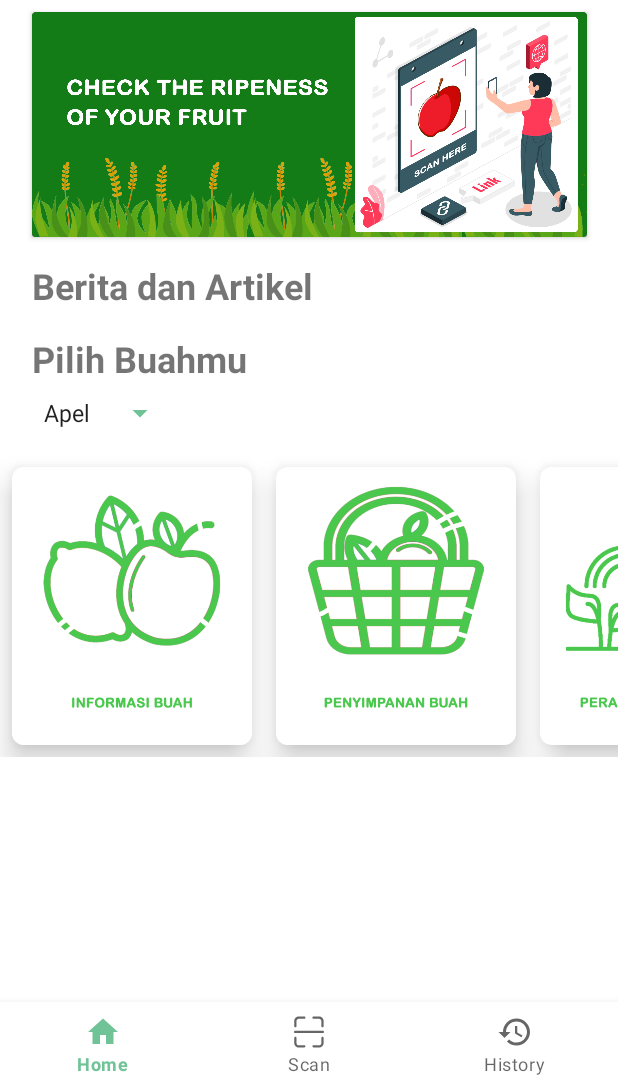
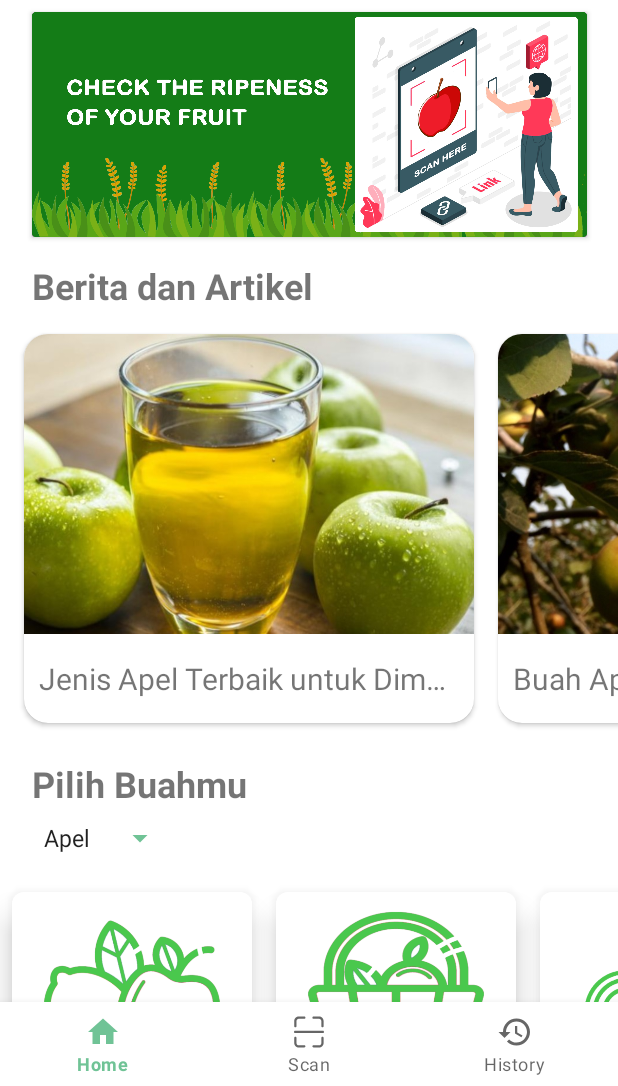
Before and after one commit to FruitMate/Mobile-Development, an Android app: the screen it shows after launch once a user with an empty profile is signed in (MainActivity), on a phone screen of 412 x 824 dp, the part 150-1236 px from its top. Run offline under Robolectric (Android 15) with nearby library versions, the phone set to English and light mode, and no system bars; our stand-ins replace Firebase (no records; nobody signed in at launch, a user with empty details on screens opened directly), navigation-ui.

Commit message:
Set up recycler view, adapter, dsb buat news di home fragment. Benerin scrollview dikit di beberapa activity.

```diff
--- a/app/src/main/AndroidManifest.xml
+++ b/app/src/main/AndroidManifest.xml
@@ -4,6 +4,7 @@
 
     <uses-feature android:name="android.hardware.camera" />
 
+    <uses-permission android:name="android.permission.INTERNET"/>
     <uses-permission android:name="android.permission.CAMERA" />
     <uses-permission android:name="android.permission.READ_EXTERNAL_STORAGE" />
     <uses-permission
--- a/app/src/main/java/com/capstone/tesfirebase/ui/main/home/HomeFragment.kt
+++ b/app/src/main/java/com/capstone/tesfirebase/ui/main/home/HomeFragment.kt
@@ -10,23 +10,28 @@ import android.widget.AdapterView
 import android.widget.ArrayAdapter
 import androidx.fragment.app.Fragment
 import androidx.lifecycle.ViewModelProvider
+import androidx.recyclerview.widget.LinearLayoutManager
+import androidx.recyclerview.widget.RecyclerView
+import com.capstone.tesfirebase.data.repository.News
+import com.capstone.tesfirebase.data.repository.NewsData
 import com.capstone.tesfirebase.ui.fruit.information.FruitInformationActivity
 import com.capstone.tesfirebase.ui.fruit.storage.FruitStorageActivity
 import com.capstone.tesfirebase.ui.fruit.treecare.FruitTreeCareActivity
 import com.capstone.tesfirebase.databinding.FragmentHomeBinding
-import com.google.firebase.auth.FirebaseAuth
+
 
 class HomeFragment : Fragment() {
 
     private var _binding: FragmentHomeBinding? = null
-    private lateinit var auth: FirebaseAuth
+
+    private lateinit var listNews: ArrayList<News>
 
     private val fruits = arrayOf("Apel")
     private lateinit var selectedFruit: String
 
     private val onItemSelectedListener = object : AdapterView.OnItemSelectedListener {
         override fun onItemSelected(parent: AdapterView<*>?, view: View?, position: Int, id: Long) {
-            val selectedItem = parent?.getItemAtPosition(position).toString()
+            selectedFruit = parent?.getItemAtPosition(position).toString()
         }
 
         override fun onNothingSelected(parent: AdapterView<*>?) {
@@ -49,6 +54,16 @@ class HomeFragment : Fragment() {
         homeViewModel.text.observe(viewLifecycleOwner) {
             textView.text = it
         }*/
+
+        // Set up news adapter for rvNews
+        val rvNews = binding.rvNews
+        rvNews.layoutManager = LinearLayoutManager(requireActivity(), RecyclerView.HORIZONTAL, false)
+        rvNews.setHasFixedSize(true)
+        listNews = ArrayList()
+        listNews.addAll(NewsData.newsList)
+
+        val newsAdapter = NewsAdapter(listNews)
+        rvNews.adapter = newsAdapter
 
         // Spinner untuk memilih buah
         val adapter = ArrayAdapter(requireContext(), R.layout.simple_spinner_item, fruits)
--- a/app/src/main/java/com/capstone/tesfirebase/ui/main/home/NewsAdapter.kt
+++ b/app/src/main/java/com/capstone/tesfirebase/ui/main/home/NewsAdapter.kt
@@ -1,4 +1,34 @@
 package com.capstone.tesfirebase.ui.main.home
 
-class NewsAdapter {
+import android.content.Intent
+import android.net.Uri
+import android.view.LayoutInflater
+import android.view.ViewGroup
+import androidx.recyclerview.widget.RecyclerView
+import com.capstone.tesfirebase.data.repository.News
+import com.capstone.tesfirebase.databinding.ItemNewsBinding
+
+class NewsAdapter(private val listNews: ArrayList<News>) : RecyclerView.Adapter<NewsAdapter.NewsViewHolder>() {
+    class NewsViewHolder(var binding: ItemNewsBinding) : RecyclerView.ViewHolder(binding.root)
+
+    override fun onCreateViewHolder(parent: ViewGroup, viewType: Int): NewsViewHolder {
+        val binding = ItemNewsBinding.inflate(LayoutInflater.from(parent.context), parent, false)
+        return NewsViewHolder(binding)
+    }
+
+    override fun onBindViewHolder(holder: NewsViewHolder, position: Int) {
+        val news = listNews[position]
+        holder.binding.newsImage.setImageResource(news.photo)
+        holder.binding.newsTitle.text = news.title
+
+        holder.itemView.setOnClickListener {
+            val intent = Intent(Intent.ACTION_VIEW, Uri.parse(news.url))
+            holder.itemView.context.startActivity(intent)
+        }
+    }
+
+    override fun getItemCount(): Int {
+        return listNews.size
+    }
+
 }
--- a/app/src/main/res/layout/activity_login.xml
+++ b/app/src/main/res/layout/activity_login.xml
@@ -4,8 +4,10 @@
     xmlns:app="http://schemas.android.com/apk/res-auto"
     xmlns:tools="http://schemas.android.com/tools"
     tools:context="com.capstone.tesfirebase.ui.login.LoginActivity"
+    android:id="@+id/root_scroll"
     android:layout_width="match_parent"
     android:layout_height="match_parent"
+    android:scrollbars="none"
     android:focusable="true"
     android:focusableInTouchMode="true">
 
--- a/app/src/main/res/layout/activity_profile.xml
+++ b/app/src/main/res/layout/activity_profile.xml
@@ -2,6 +2,10 @@
 <ScrollView xmlns:android="http://schemas.android.com/apk/res/android"
     xmlns:app="http://schemas.android.com/apk/res-auto"
     xmlns:tools="http://schemas.android.com/tools"
+    android:id="@+id/root_scroll"
+    android:scrollbars="none"
+    android:focusable="true"
+    android:focusableInTouchMode="true"
     android:layout_width="match_parent"
     android:layout_height="match_parent">
 <androidx.constraintlayout.widget.ConstraintLayout
--- a/app/src/main/res/layout/activity_register.xml
+++ b/app/src/main/res/layout/activity_register.xml
@@ -6,6 +6,8 @@
     tools:context="com.capstone.tesfirebase.ui.register.RegisterActivity"
     android:layout_width="match_parent"
     android:layout_height="match_parent"
+    android:id="@+id/root_scroll"
+    android:scrollbars="none"
     android:focusable="true"
     android:focusableInTouchMode="true">
 
--- a/app/src/main/res/layout/fragment_home.xml
+++ b/app/src/main/res/layout/fragment_home.xml
@@ -1,11 +1,14 @@
 <?xml version="1.0" encoding="utf-8"?>
-<ScrollView xmlns:android="http://schemas.android.com/apk/res/android"
+<ScrollView
+    android:id="@+id/root_scroll"
+    xmlns:android="http://schemas.android.com/apk/res/android"
     xmlns:app="http://schemas.android.com/apk/res-auto"
     xmlns:tools="http://schemas.android.com/tools"
     android:layout_width="match_parent"
     android:layout_height="match_parent"
     android:focusable="true"
     android:focusableInTouchMode="true"
+    android:scrollbars="none"
     tools:context=".ui.main.home.HomeFragment">
 
     <androidx.constraintlayout.widget.ConstraintLayout
@@ -55,11 +58,14 @@
 
         <androidx.recyclerview.widget.RecyclerView
             android:id="@+id/rv_news"
-            android:layout_width="wrap_content"
+            android:layout_width="match_parent"
             android:layout_height="wrap_content"
+            android:layout_marginTop="8dp"
+            android:layout_marginStart="8dp"
             android:orientation="horizontal"
             app:layout_constraintTop_toBottomOf="@+id/news_and_articles"
-            app:layout_constraintStart_toStartOf="@+id/banner"/>
+            app:layout_constraintStart_toStartOf="parent"
+            app:layout_constraintEnd_toEndOf="parent"/>
 
         <TextView
             android:id="@+id/choose_your_fruit"
--- /dev/null
+++ b/app/src/main/res/layout/item_news.xml
@@ -0,0 +1,35 @@
+<?xml version="1.0" encoding="utf-8"?>
+<androidx.cardview.widget.CardView xmlns:android="http://schemas.android.com/apk/res/android"
+    android:layout_width="wrap_content"
+    android:layout_height="wrap_content"
+    xmlns:app="http://schemas.android.com/apk/res-auto"
+    xmlns:tools="http://schemas.android.com/tools"
+    app:cardCornerRadius="16dp"
+    android:layout_margin="8dp">
+    <androidx.constraintlayout.widget.ConstraintLayout
+        android:layout_width="wrap_content"
+        android:layout_height="wrap_content"
+        android:paddingBottom="16dp">
+        <ImageView
+            android:id="@+id/news_image"
+            android:layout_width="300dp"
+            android:layout_height="200dp"
+            android:scaleType="centerCrop"
+            tools:src="@tools:sample/backgrounds/scenic"
+            app:layout_constraintTop_toTopOf="parent"
+            app:layout_constraintStart_toStartOf="parent"
+            app:layout_constraintEnd_toEndOf="parent"/>
+        <TextView
+            android:id="@+id/news_title"
+            android:layout_width="280dp"
+            android:layout_height="wrap_content"
+            android:layout_marginTop="16dp"
+            android:textSize="20sp"
+            tools:text="Buah apel blablabla tes 123 lorem ipsum"
+            android:singleLine="true"
+            app:layout_constraintTop_toBottomOf="@id/news_image"
+            app:layout_constraintStart_toStartOf="parent"
+            app:layout_constraintEnd_toEndOf="parent"/>
+    </androidx.constraintlayout.widget.ConstraintLayout>
+
+</androidx.cardview.widget.CardView>
```
Also changed, not shown: app/src/main/res/layout/activity_about_app.xml (+9 -2 lines), app/src/main/res/layout/fragment_scan.xml (+7 -5 lines).
